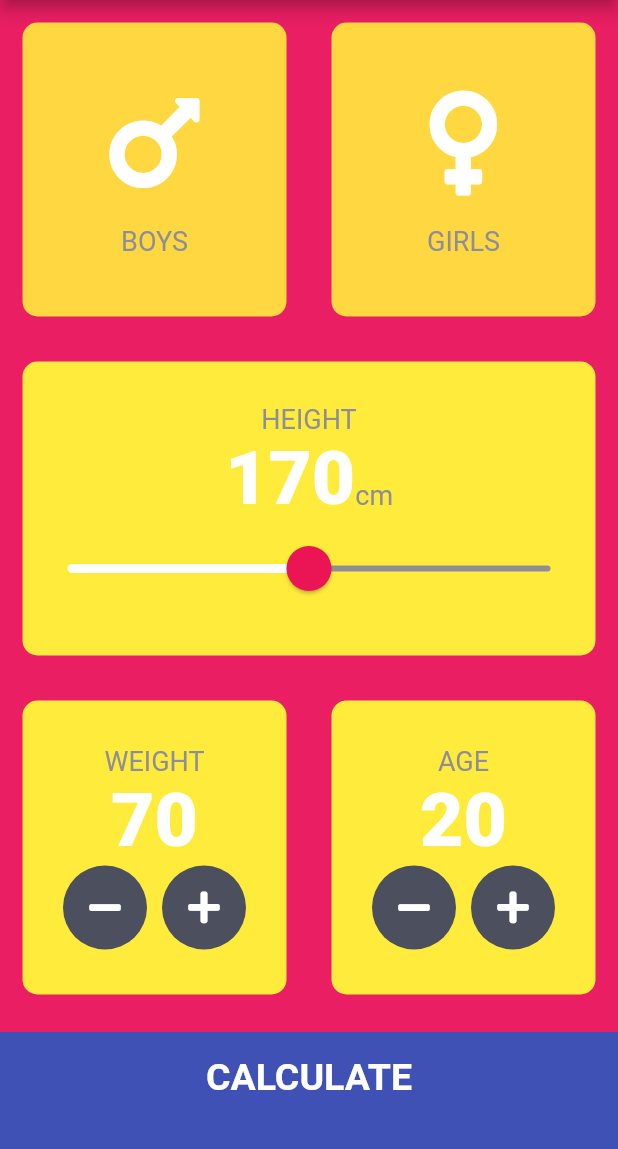
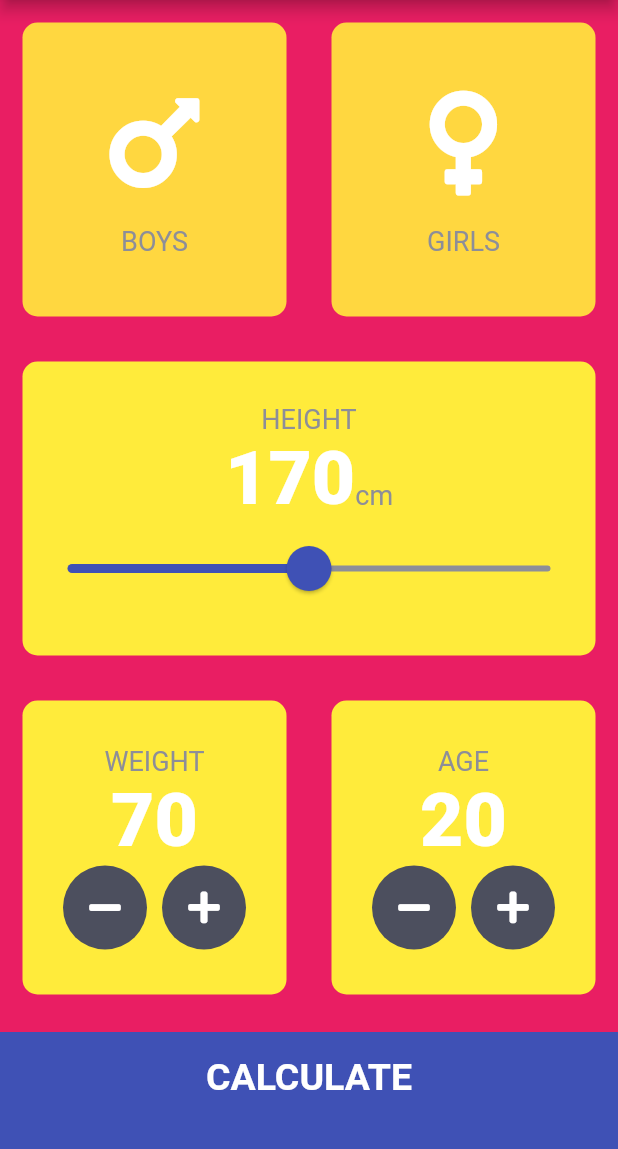
Before and after one commit to ShajaGraphics/BMI-Modified-Calculator-051, a Flutter app: the screen it shows after launch, on a phone screen of 412 x 824 dp, the part 84-1233 px from its top. Run offline on Flutter 3.47's test engine with Material 2 defaults, Android fonts, the phone set to English and light mode, and no system bars; our stand-ins replace font_awesome_flutter.

Commit message:
COlor customized/changed

```diff
--- a/lib/screens/input_page.dart
+++ b/lib/screens/input_page.dart
@@ -98,9 +98,9 @@ class _InputPageState extends State<InputPage> {
                   SliderTheme(
                     data: SliderTheme.of(context).copyWith(
                       inactiveTrackColor: Color(0xFF8D8E98),
-                      activeTrackColor: Colors.white,
-                      thumbColor: Color(0xFFEB1555),
-                      overlayColor: Color(0x29EB1555),
+                      activeTrackColor: Colors.indigo,
+                      thumbColor: Colors.indigo,
+                      overlayColor: Colors.black45,
                       thumbShape:
                           RoundSliderThumbShape(enabledThumbRadius: 15.0),
                       overlayShape:
```
